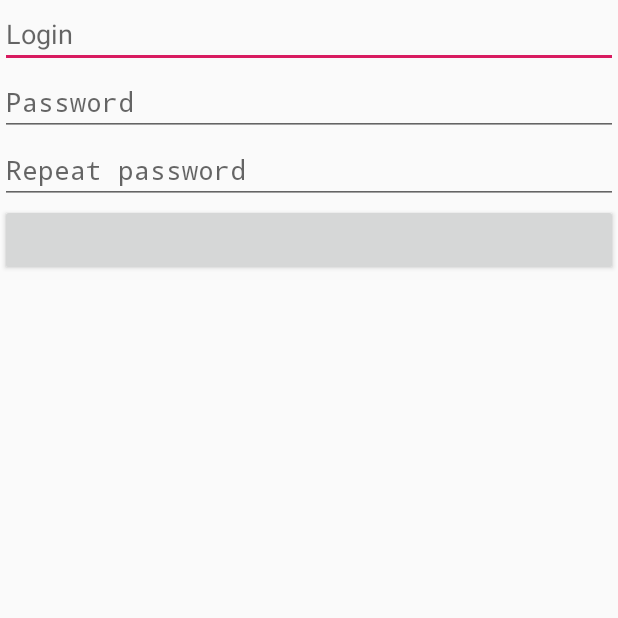
After one commit to binkos/TestNetwork, an Android app: the RegistrationOfPerson screen opened directly, with no data from a screen before it, on a phone screen of 412 x 824 dp, the top half of it. The commit adds this screen. Run offline under Robolectric (Android 15) with nearby library versions, the phone set to English and light mode, and no system bars; our stand-ins replace Room's generated code, RxJava.

Commit message:
in new patch are added: Registration Login to system still without admin

```diff
--- a/app/build.gradle
+++ b/app/build.gradle
@@ -28,7 +28,8 @@ dependencies {
     implementation 'com.android.support.constraint:constraint-layout:1.1.3'
     implementation "android.arch.persistence.room:runtime:1.1.1"
     annotationProcessor "android.arch.persistence.room:compiler:1.1.1"
-    implementation 'io.reactivex.rxjava2:rxandroid:2.0.1'
+    implementation 'io.reactivex.rxjava2:rxjava:2.1.14'
+    implementation 'io.reactivex.rxjava2:rxandroid:2.0.2'
 
     testImplementation 'junit:junit:4.12'
     androidTestImplementation 'com.android.support.test:runner:1.0.2'
--- a/app/src/main/AndroidManifest.xml
+++ b/app/src/main/AndroidManifest.xml
@@ -12,7 +12,8 @@
         android:roundIcon="@mipmap/ic_launcher_round"
         android:supportsRtl="true"
         android:theme="@style/AppTheme">
-
+        <activity android:name=".RegistrationOfPerson"/>
+        <activity android:name=".AccountOfPerson"/>
         <activity android:name=".MainActivity">
             <intent-filter>
                 <action android:name="android.intent.action.MAIN" />
--- /dev/null
+++ b/app/src/main/java/com/example/testnetwork/RegistrationOfPerson.java
@@ -0,0 +1,107 @@
+package com.example.testnetwork;
+
+import android.app.Activity;
+import android.content.Intent;
+import android.os.Bundle;
+import android.support.annotation.Nullable;
+import android.view.View;
+import android.widget.Button;
+import android.widget.EditText;
+
+import com.example.testnetwork.Person.App;
+import com.example.testnetwork.Person.AppDataBase;
+import com.example.testnetwork.Person.Person;
+import com.example.testnetwork.Person.PersonDao;
+
+import java.util.List;
+
+import io.reactivex.Flowable;
+import io.reactivex.Observable;
+import io.reactivex.ObservableOnSubscribe;
+import io.reactivex.Scheduler;
+import io.reactivex.android.schedulers.AndroidSchedulers;
+import io.reactivex.disposables.Disposable;
+import io.reactivex.schedulers.Schedulers;
+
+public class RegistrationOfPerson extends Activity {
+    EditText loginRegistration;
+    EditText passwordRegistration;
+    EditText repeatPasswordReggistration;
+    Button registrationButton;
+    AppDataBase app;
+    PersonDao personDao;
+
+    @Override
+    protected void onCreate(@Nullable Bundle savedInstanceState) {
+        super.onCreate(savedInstanceState);
+        setContentView(R.layout.registration_of_person);
+
+        loginRegistration = findViewById(R.id.registration_login);
+        passwordRegistration = findViewById(R.id.registration_password);
+        repeatPasswordReggistration = findViewById(R.id.registration_repeat_password);
+        registrationButton = findViewById(R.id.registration_button);
+
+        app = App.getInstance().getDataBase();
+        personDao = app.personDao();
+    }
+
+    void registratePerson(View view){
+        String login = loginRegistration.getText().toString().trim();
+        String pas1 = passwordRegistration.getText().toString().trim();
+        String pas2 = repeatPasswordReggistration.getText().toString().trim();
+        if (!login.equals("")){
+            compareLogin()
+                    .subscribeOn(Schedulers.io())
+                    .observeOn(AndroidSchedulers.mainThread())
+                    .subscribe(o->{
+                        if (o){
+                            if(comparePasswords(pas1,pas2)) {
+                                addToDatabase(login,pas1);
+                                Intent intent = new Intent(this,AccountOfPerson.class);
+                                intent.putExtra("login",login);
+                                intent.putExtra("password",pas1);
+                                startActivity(intent);
+                            }
+                        }else loginRegistration.setText("FAIL");
+                            },
+                            e->{},
+                            ()->{},
+                            s->{}
+                    );
+        }else loginRegistration.setText("it is empty");
+    }
+
+    boolean comparePasswords(String pas1,String pas2){
+        return pas1.equals(pas2);
+    }
+
+
+    public Observable<Boolean> compareLogin(){
+        return Observable.create(
+                o->{
+                    String login = loginRegistration.getText().toString();
+                    List<Person> people = personDao.getAll();
+                    for (Person person:people){
+                        if (!person.login.equals(login)
+                        ) {
+                            o.onNext(true);
+                            o.onComplete();
+                            login="";
+                            break;
+                        }
+                    }
+                    if (login.equals("")){o.onNext(false);o.onComplete();}
+                }
+        );
+    }
+
+    public void addToDatabase(String login,String password){
+        Person person = new Person();
+        person.login = login;
+        person.password = password;
+        personDao.insert(person);
+    }
+
+
+
+}
--- /dev/null
+++ b/app/src/main/res/layout/registration_of_person.xml
@@ -0,0 +1,32 @@
+<?xml version="1.0" encoding="utf-8"?>
+<LinearLayout
+    xmlns:android="http://schemas.android.com/apk/res/android" android:layout_width="match_parent"
+    android:layout_height="match_parent"
+    android:orientation="vertical">
+    <ImageView
+        android:layout_width="match_parent"
+        android:layout_height="wrap_content" />
+    <EditText
+        android:id="@+id/registration_login"
+        android:hint="@string/LogIn"
+        android:layout_width="match_parent"
+        android:layout_height="wrap_content" />
+    <EditText
+        android:id="@+id/registration_password"
+        android:hint="@string/PasswordField"
+        android:layout_width="match_parent"
+        android:layout_height="wrap_content"
+        android:inputType="textPassword"/>
+    <EditText
+        android:id="@+id/registration_repeat_password"
+        android:hint="Repeat password"
+        android:layout_width="match_parent"
+        android:layout_height="wrap_content"
+        android:inputType="textPassword"/>
+    <Button
+        android:onClick="registratePerson"
+        android:id="@+id/registration_button"
+        android:layout_width="match_parent"
+        android:layout_height="wrap_content" />
+
+</LinearLayout>
--- a/build.gradle
+++ b/build.gradle
@@ -7,7 +7,7 @@ buildscript {
 
     }
     dependencies {
-        classpath 'com.android.tools.build:gradle:3.3.2'
+        classpath 'com.android.tools.build:gradle:3.4.1'
 
         // NOTE: Do not place your application dependencies here; they belong
         // in the individual module build.gradle files
```
Also changed, not shown: app/src/main/java/com/example/testnetwork/AccountOfPerson.java (added, +27 -0 lines), app/src/main/java/com/example/testnetwork/MainActivity.java (+23 -28 lines), app/src/main/res/layout/accont_of_person.xml (added, +16 -0 lines), app/src/main/res/layout/activity_main.xml (+6 -1 lines), gradle/wrapper/gradle-wrapper.properties.
